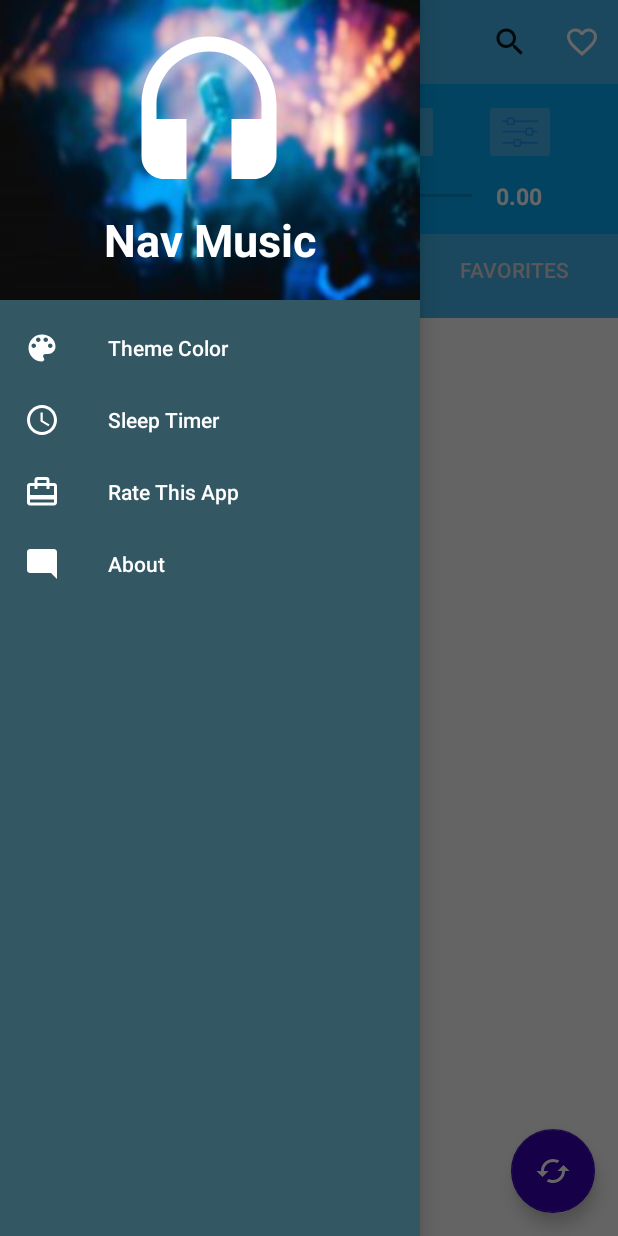
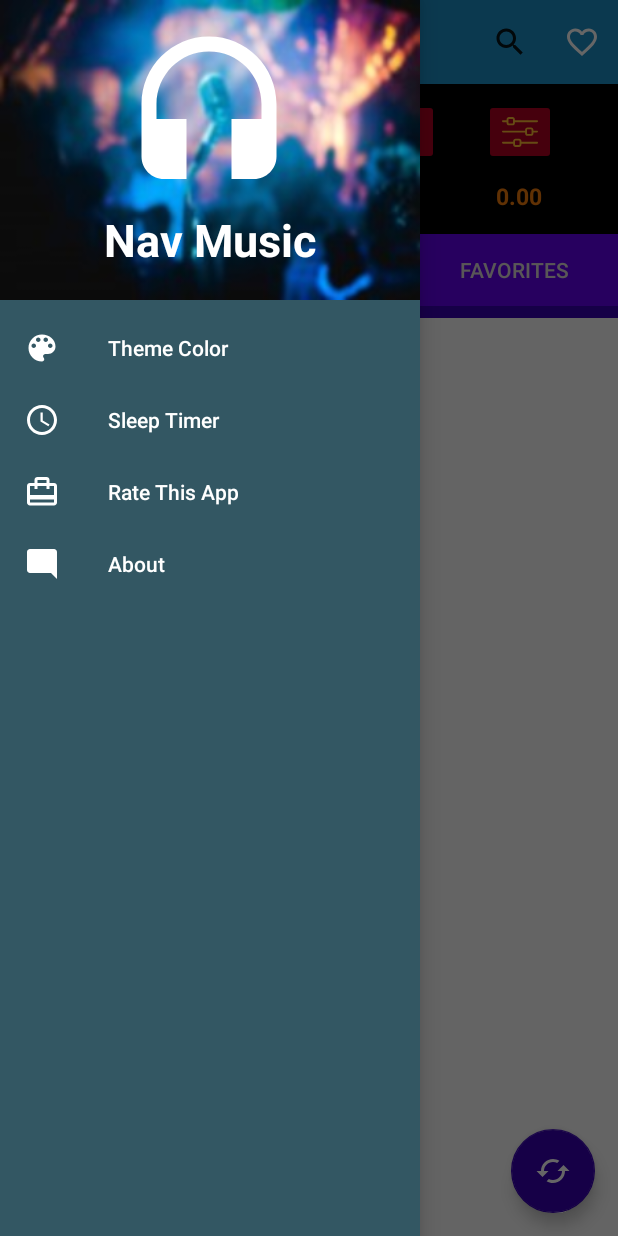
Before and after one commit to Jatin-Shihora/Music_Player-app, an Android app: the screen it shows after launch (MainActivity), with the side drawer open, on a phone screen of 412 x 824 dp. Run offline under Robolectric (Android 15) with nearby library versions, the phone set to English and light mode, and no system bars.

Commit message:
UI upgraded to darkred

```diff
--- a/app/src/main/res/layout-v21/player_layout.xml
+++ b/app/src/main/res/layout-v21/player_layout.xml
@@ -3,7 +3,7 @@
     xmlns:app="http://schemas.android.com/apk/res-auto"
     android:layout_width="match_parent"
     android:layout_height="100dp"
-    android:background="#03A9F4">
+    android:background="@color/colorAccent">
 
     <LinearLayout
         android:id="@+id/ll_player_controls"
@@ -18,45 +18,45 @@
             android:layout_width="wrap_content"
             android:layout_height="wrap_content"
             android:layout_marginStart="10dp"
-            android:backgroundTint="@color/colorPrimary"
+            android:backgroundTint="@color/design_default_color_error"
             android:src="@drawable/undo_icon"
-            android:tint="#2196F3" />
+            android:tint="@android:color/holo_orange_light" />
 
         <ImageButton
             android:id="@+id/img_btn_previous"
             android:layout_width="wrap_content"
             android:layout_height="wrap_content"
             android:layout_marginStart="30dp"
-            android:backgroundTint="@color/colorPrimary"
+            android:backgroundTint="@color/design_default_color_error"
             android:src="@drawable/previous_icon"
-            android:tint="#2196F3" />
+            android:tint="@android:color/holo_orange_light" />
 
         <ImageButton
             android:id="@+id/img_btn_play"
             android:layout_width="wrap_content"
             android:layout_height="wrap_content"
             android:layout_marginStart="10dp"
-            android:backgroundTint="@color/colorPrimary"
+            android:backgroundTint="@color/design_default_color_error"
             android:src="@drawable/play_icon"
-            android:tint="#2196F3" />
+            android:tint="@android:color/holo_orange_light" />
 
         <ImageButton
             android:id="@+id/img_btn_next"
             android:layout_width="wrap_content"
             android:layout_height="wrap_content"
             android:layout_marginStart="10dp"
-            android:backgroundTint="@color/colorPrimary"
+            android:backgroundTint="@color/design_default_color_error"
             android:src="@drawable/next_icon"
-            android:tint="#2196F3" />
+            android:tint="@android:color/holo_orange_light" />
 
         <ImageButton
             android:id="@+id/img_btn_setting"
             android:layout_width="wrap_content"
             android:layout_height="wrap_content"
             android:layout_marginStart="30dp"
-            android:backgroundTint="@color/colorPrimary"
+            android:backgroundTint="@color/design_default_color_error"
             android:src="@drawable/ic_settings"
-            android:tint="#2196F3" />
+            android:tint="@android:color/holo_orange_light" />
     </LinearLayout>
 
     <LinearLayout
@@ -72,7 +72,7 @@
             android:layout_width="wrap_content"
             android:layout_height="wrap_content"
             android:text="@string/start_time"
-            android:textColor="@android:color/white"
+            android:textColor="?android:attr/colorActivatedHighlight"
             android:textSize="15sp"
             android:textStyle="bold" />
 
@@ -81,18 +81,18 @@
             android:layout_width="250dp"
             android:layout_height="wrap_content"
             android:layout_gravity="center"
-            android:backgroundTint="@color/text_color"
+            android:backgroundTint="@color/design_default_color_error"
             android:fitsSystemWindows="true"
-            android:progressTint="@color/text_color"
-            android:thumbTint="@color/text_color"
-            app:tickMarkTint="#21D4F3" />
+            android:progressTint="@color/design_default_color_error"
+            android:thumbTint="@android:color/holo_purple"
+            app:tickMarkTint="?android:attr/colorEdgeEffect" />
 
         <TextView
             android:id="@+id/tv_total_time"
             android:layout_width="wrap_content"
             android:layout_height="wrap_content"
             android:text="@string/final_time"
-            android:textColor="@android:color/white"
+            android:textColor="?android:attr/colorActivatedHighlight"
             android:textSize="15sp"
             android:textStyle="bold" />
     </LinearLayout>
--- a/app/src/main/res/layout/activity_main.xml
+++ b/app/src/main/res/layout/activity_main.xml
@@ -6,6 +6,7 @@
     android:id="@+id/drawer_layout"
     android:layout_width="match_parent"
     android:layout_height="match_parent"
+    android:backgroundTint="@color/design_default_color_primary"
     tools:context=".Activity.MainActivity">
 
     <RelativeLayout
@@ -17,7 +18,7 @@
             android:id="@+id/toolbar"
             android:layout_width="match_parent"
             android:layout_height="?attr/actionBarSize"
-            android:background="?attr/colorPrimary"
+            android:background="@color/colorPrimaryDark"
             android:theme="@style/ThemeOverlay.AppCompat.ActionBar" />
 
         <LinearLayout
@@ -35,16 +36,17 @@
             android:layout_width="match_parent"
             android:layout_height="?attr/actionBarSize"
             android:layout_below="@id/ll_include_controls"
-            android:background="@color/colorPrimary">
+            android:background="@color/colorPrimary"
+            android:backgroundTint="@color/design_default_color_primary_dark">
 
             <com.google.android.material.tabs.TabLayout
                 android:id="@+id/tabs"
                 android:layout_width="match_parent"
                 android:layout_height="wrap_content"
                 android:elevation="10dp"
-                app:tabBackground="@color/colorPrimary"
+                app:tabBackground="@color/design_default_color_primary"
                 app:tabGravity="fill"
-                app:tabIndicatorColor="@color/colorPrimary"
+                app:tabIndicatorColor="@color/design_default_color_primary_dark"
                 app:tabMode="fixed"
                 app:tabSelectedTextColor="@color/text_color"
                 app:tabTextColor="@color/off_color" />
@@ -56,6 +58,8 @@
             android:layout_width="match_parent"
             android:layout_height="wrap_content"
             android:layout_below="@id/ll_tab_layout"
+            android:backgroundTint="@color/drawer_color"
+            android:foregroundTint="@color/drawer_color"
             app:layout_behavior="@string/appbar_scrolling_view_behavior" />
 
         <com.google.android.material.floatingactionbutton.FloatingActionButton
--- a/app/src/main/res/layout/fragment_tab.xml
+++ b/app/src/main/res/layout/fragment_tab.xml
@@ -10,7 +10,7 @@
         android:id="@+id/list_playlist"
         android:layout_width="match_parent"
         android:layout_height="match_parent"
-        android:divider="@color/gray_color"
+        android:divider="@android:color/holo_orange_dark"
         android:dividerHeight="1dp"
         android:longClickable="true" />
 
--- a/app/src/main/res/layout/player_layout.xml
+++ b/app/src/main/res/layout/player_layout.xml
@@ -3,7 +3,7 @@
     xmlns:app="http://schemas.android.com/apk/res-auto"
     android:layout_width="match_parent"
     android:layout_height="100dp"
-    android:background="@color/drawer_color">
+    android:background="@color/color_black">
 
     <LinearLayout
         android:id="@+id/ll_player_controls"
@@ -18,45 +18,45 @@
             android:layout_width="wrap_content"
             android:layout_height="wrap_content"
             android:layout_marginStart="10dp"
-            android:backgroundTint="@color/design_default_color_primary_dark"
+            android:backgroundTint="@color/design_default_color_error"
             android:src="@drawable/undo_icon"
-            android:tint="#2196F3" />
+            android:tint="@android:color/holo_orange_light" />
 
         <ImageButton
             android:id="@+id/img_btn_previous"
             android:layout_width="wrap_content"
             android:layout_height="wrap_content"
             android:layout_marginStart="30dp"
-            android:backgroundTint="@color/design_default_color_primary_dark"
+            android:backgroundTint="@color/design_default_color_error"
             android:src="@drawable/previous_icon"
-            android:tint="#2196F3" />
+            android:tint="@android:color/holo_orange_light" />
 
         <ImageButton
             android:id="@+id/img_btn_play"
             android:layout_width="wrap_content"
             android:layout_height="wrap_content"
             android:layout_marginStart="10dp"
-            android:backgroundTint="@color/design_default_color_primary_dark"
+            android:backgroundTint="@color/design_default_color_error"
             android:src="@drawable/play_icon"
-            android:tint="#2196F3" />
+            android:tint="@android:color/holo_orange_light" />
 
         <ImageButton
             android:id="@+id/img_btn_next"
             android:layout_width="wrap_content"
             android:layout_height="wrap_content"
             android:layout_marginStart="10dp"
-            android:backgroundTint="@color/design_default_color_primary_dark"
+            android:backgroundTint="@color/design_default_color_error"
             android:src="@drawable/next_icon"
-            android:tint="#2196F3" />
+            android:tint="@android:color/holo_orange_light" />
 
         <ImageButton
             android:id="@+id/img_btn_setting"
             android:layout_width="wrap_content"
             android:layout_height="wrap_content"
             android:layout_marginStart="30dp"
-            android:backgroundTint="@color/design_default_color_primary_dark"
+            android:backgroundTint="@color/design_default_color_error"
             android:src="@drawable/ic_settings"
-            android:tint="#2196F3" />
+            android:tint="@android:color/holo_orange_light" />
     </LinearLayout>
 
     <LinearLayout
@@ -83,7 +83,7 @@
             android:layout_gravity="center"
             android:backgroundTint="@color/design_default_color_error"
             android:fitsSystemWindows="true"
-            android:progressTint="@color/text_color"
+            android:progressTint="@color/design_default_color_error"
             android:thumbTint="@color/text_color"
             app:tickMarkTint="#1221D4F3" />
 
--- a/app/src/main/res/layout/playlist_items.xml
+++ b/app/src/main/res/layout/playlist_items.xml
@@ -2,13 +2,14 @@
 <RelativeLayout xmlns:android="http://schemas.android.com/apk/res/android"
     android:layout_width="match_parent"
     android:layout_height="match_parent"
-    android:background="@color/text_color"
+    android:background="@color/color_black"
     android:padding="10dp">
 
     <ImageView
         android:id="@+id/iv_music_list"
         android:layout_width="wrap_content"
         android:layout_height="wrap_content"
+        android:background="@color/color_black"
         android:padding="5dp"
         android:src="@drawable/ic_music_player" />
 
@@ -20,7 +21,7 @@
         android:layout_toEndOf="@id/iv_music_list"
         android:singleLine="true"
         android:text="Title"
-        android:textColor="@color/color_black"
+        android:textColor="@android:color/holo_red_light"
         android:textSize="16sp"
         android:textStyle="bold" />
 
@@ -33,7 +34,7 @@
         android:layout_toEndOf="@id/iv_music_list"
         android:singleLine="true"
         android:text="SubTitle"
-        android:textColor="@color/gray_color"
+        android:textColor="@android:color/holo_purple"
         android:textSize="12sp"
         android:textStyle="normal" />
 
```
